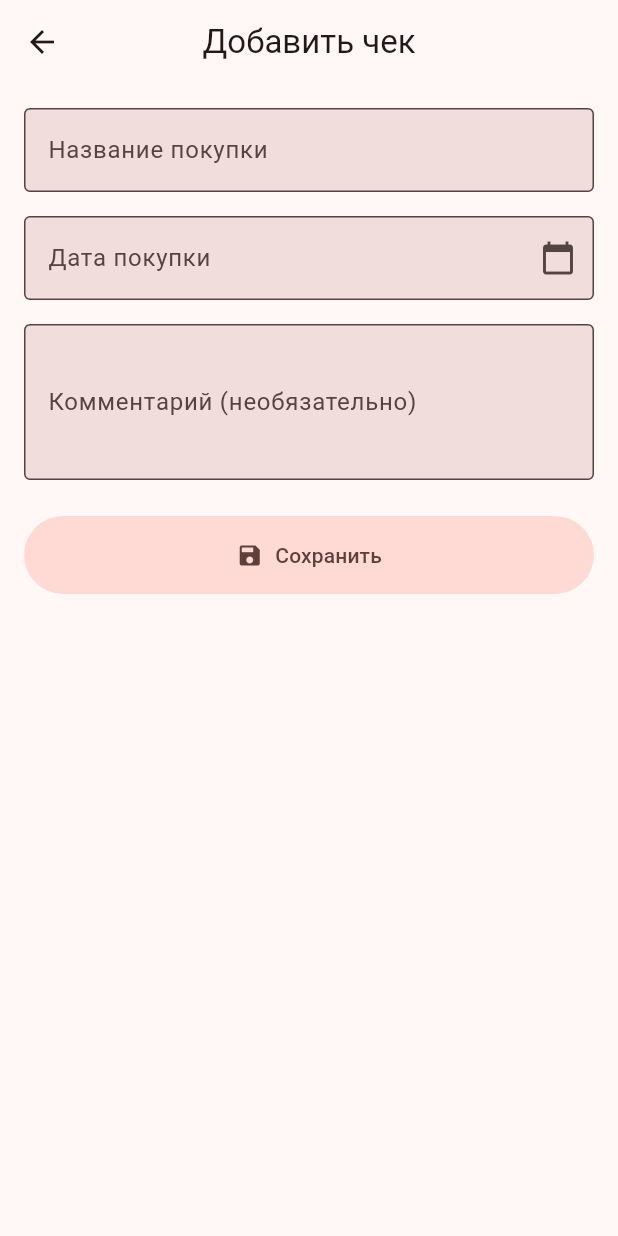
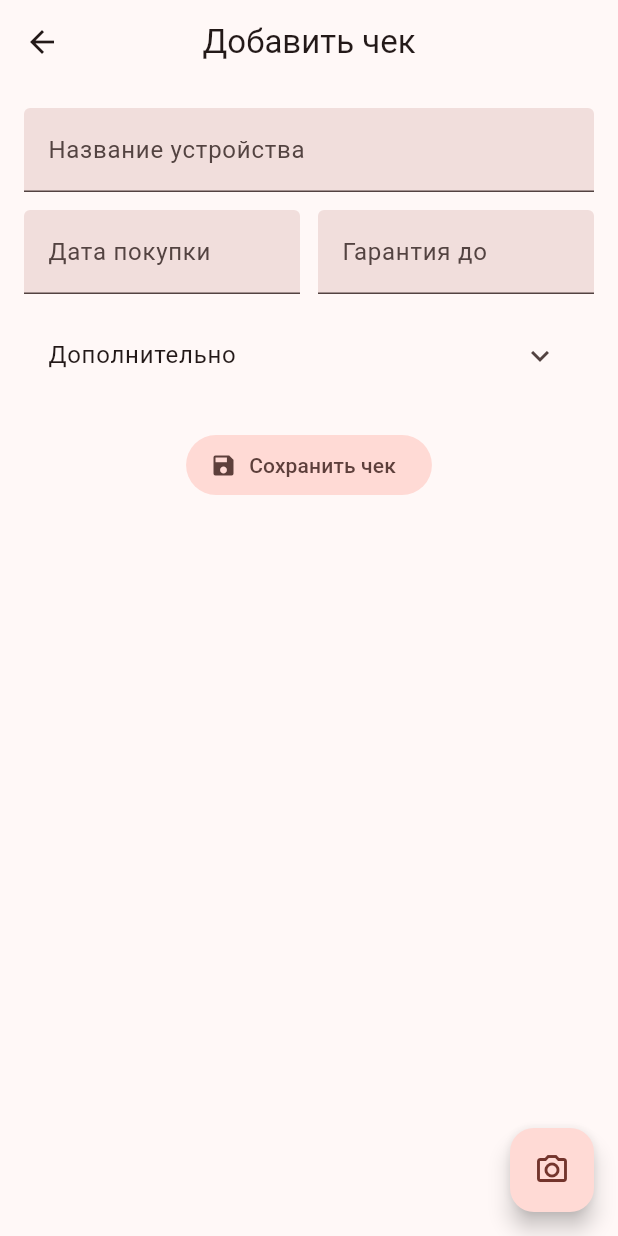
Before and after one commit to KbrYbk/warranty_storage, a Flutter app: the AddReceiptScreen screen opened by its route, on a phone screen of 412 x 824 dp. Run offline on Flutter 3.47's test engine with Material 3 defaults, Android fonts, the phone set to English and light mode, and no system bars; drawn by our look-alikes of dynamic_color; our stand-ins replace image_picker, shared_preferences; accounts and stored records are empty.

Commit message:
add screen update

```diff
--- a/lib/screens/add_receipt_screen.dart
+++ b/lib/screens/add_receipt_screen.dart
@@ -1,4 +1,7 @@
+import 'dart:io';
 import 'package:flutter/material.dart';
+import 'package:image_picker/image_picker.dart';
+import 'package:intl/intl.dart';
 
 class AddReceiptScreen extends StatefulWidget {
   const AddReceiptScreen({super.key});
@@ -11,122 +14,177 @@ class _AddReceiptScreenState extends State<AddReceiptScreen> {
   final _formKey = GlobalKey<FormState>();
   final _titleController = TextEditingController();
   final _dateController = TextEditingController();
+  final _warrantyController = TextEditingController();
+  final _priceController = TextEditingController();
+  final _storeController = TextEditingController();
+  final _categoryController = TextEditingController();
   final _commentController = TextEditingController();
 
-//Когда экран уничтожается (пользователь ушёл с него), нужно очистить контроллеры, чтобы не было утечек памяти.
-  @override
-  void dispose() {
-    _titleController.dispose();
-    _dateController.dispose();
-    _commentController.dispose();
-    super.dispose();
+  XFile? _receiptImage;
+  final ImagePicker _picker = ImagePicker();
+
+  DateTime? _purchaseDate;
+  DateTime? _warrantyDate;
+
+  Future<void> _pickImage() async {
+    final XFile? image =
+    await _picker.pickImage(source: ImageSource.camera, imageQuality: 80);
+    if (image != null) setState(() => _receiptImage = image);
   }
 
-  Future<void> _pickDate() async {
-    final now = DateTime.now();
-    final picked = await showDatePicker(
+  Future<void> _pickDate(TextEditingController controller, DateTime? initialDate,
+      void Function(DateTime) onPicked) async {
+    final DateTime? picked = await showDatePicker(
       context: context,
-      initialDate: DateTime.now(),
+      initialDate: initialDate ?? DateTime.now(),
       firstDate: DateTime(2000),
       lastDate: DateTime(2100),
     );
-//Если пользователь выбрал дату (picked != null), она преобразуется в строку dd.mm.yyyy и записывается в поле _dateController.
     if (picked != null) {
-      _dateController.text = "${picked.day.toString().padLeft(2, '0')}"
-          ".${picked.month.toString().padLeft(2, '0')}"
-          ".${picked.year}";
+      controller.text = DateFormat('dd.MM.yyyy').format(picked);
+      onPicked(picked);
     }
   }
 
   void _saveReceipt() {
     if (_formKey.currentState!.validate()) {
-      final receipt = {
+      final newReceipt = {
         "title": _titleController.text,
         "date": _dateController.text,
+        "warrantyEnd": _warrantyController.text,
+        "price": _priceController.text,
+        "store": _storeController.text,
+        "category": _categoryController.text,
         "comment": _commentController.text,
+        "image": _receiptImage?.path ?? "",
       };
-      Navigator.pop(context, receipt);
+
+      Navigator.pop(context, newReceipt);
+
+      ScaffoldMessenger.of(context).showSnackBar(
+        const SnackBar(content: Text('Чек успешно сохранён!')),
+      );
     }
   }
 
   @override
   Widget build(BuildContext context) {
-    final inputBorder = OutlineInputBorder(
-      borderRadius: BorderRadius.circular(16),
-      borderSide: BorderSide(
-        color: Theme.of(context).colorScheme.outline,
+    return Scaffold(
+      appBar: AppBar(title: const Text("Добавить чек"), centerTitle: true),
+      floatingActionButton: FloatingActionButton(
+        onPressed: _pickImage,
+        child: const Icon(Icons.camera_alt_outlined),
       ),
-    );
-
-    return Scaffold(
-      appBar: AppBar(
-        title: const Text("Добавить чек"),
-        centerTitle: true,
-      ),
-      body: Padding(
+      body: SingleChildScrollView(
         padding: const EdgeInsets.all(16),
         child: Form(
           key: _formKey,
-          child: ListView(
+          child: Column(
             children: [
-              // Название покупки
+              // Основные поля
               TextFormField(
                 controller: _titleController,
                 decoration: const InputDecoration(
-                  labelText: "Название покупки",
+                  labelText: "Название устройства",
                   filled: true,
-                  border: OutlineInputBorder(),
                 ),
-                validator: (value) =>
-                value == null || value.isEmpty ? "Введите название" : null,
+                validator: (val) =>
+                val == null || val.isEmpty ? "Введите название" : null,
               ),
-              const SizedBox(height: 16),
-
-              // Дата покупки
-              GestureDetector(
-                onTap: _pickDate,
-                child: AbsorbPointer(
+              const SizedBox(height: 12),
+              Row(
+                children: [
+                  Expanded(
                     child: TextFormField(
                       controller: _dateController,
+                      readOnly: true,
                       decoration: const InputDecoration(
                         labelText: "Дата покупки",
                         filled: true,
-                      border: OutlineInputBorder(),
-                      suffixIcon: Icon(Icons.calendar_today),
                       ),
-                    validator: (value) =>
-                    value == null || value.isEmpty ? "Выберите дату" : null,
+                      onTap: () => _pickDate(
+                        _dateController,
+                        _purchaseDate,
+                            (picked) => _purchaseDate = picked,
+                      ),
+                      validator: (val) =>
+                      val == null || val.isEmpty ? "Выберите дату" : null,
                     ),
                   ),
+                  const SizedBox(width: 12),
+                  Expanded(
+                    child: TextFormField(
+                      controller: _warrantyController,
+                      readOnly: true,
+                      decoration: const InputDecoration(
+                        labelText: "Гарантия до",
+                        filled: true,
                       ),
-              const SizedBox(height: 16),
-              // Комментарий
+                      onTap: () => _pickDate(
+                        _warrantyController,
+                        _warrantyDate ?? _purchaseDate,
+                            (picked) => _warrantyDate = picked,
+                      ),
+                      validator: (val) => val == null || val.isEmpty
+                          ? "Выберите дату окончания"
+                          : (_purchaseDate != null &&
+                          _warrantyDate != null &&
+                          _warrantyDate!.isBefore(_purchaseDate!)
+                          ? "Гарантия раньше покупки"
+                          : null),
+                    ),
+                  ),
+                ],
+              ),
+              const SizedBox(height: 12),
+
+              // Дополнительные поля
+              ExpansionTile(
+                title: const Text("Дополнительно"),
+                children: [
+                  TextFormField(
+                    controller: _priceController,
+                    keyboardType: TextInputType.number,
+                    decoration: const InputDecoration(
+                      labelText: "Сумма",
+                      filled: true,
+                    ),
+                  ),
+                  const SizedBox(height: 8),
+                  TextFormField(
+                    controller: _storeController,
+                    decoration: const InputDecoration(
+                      labelText: "Магазин",
+                      filled: true,
+                    ),
+                  ),
+                  const SizedBox(height: 8),
+                  TextFormField(
+                    controller: _categoryController,
+                    decoration: const InputDecoration(
+                      labelText: "Категория",
+                      filled: true,
+                    ),
+                  ),
+                  const SizedBox(height: 8),
                   TextFormField(
                     controller: _commentController,
+                    maxLines: 3,
                     decoration: const InputDecoration(
-                  labelText: "Комментарий (необязательно)",
+                      labelText: "Комментарий",
                       filled: true,
-                  border: OutlineInputBorder(),
                     ),
-                maxLines: 3,
                   ),
-              const SizedBox(height: 24),
-
-              // Кнопка Сохранить
-              FilledButton.tonal(
-                onPressed: _saveReceipt,
-                style: FilledButton.styleFrom(
-                  padding: const EdgeInsets.symmetric(vertical: 16),
-                ),
-                child: Row(
-                  mainAxisSize: MainAxisSize.min,
-                  mainAxisAlignment: MainAxisAlignment.center,
-                  children: const [
-                    Icon(Icons.save),
-                    SizedBox(width: 8),
-                    Text("Сохранить"),
+                  const SizedBox(height: 8),
+                  if (_receiptImage != null)
+                    Image.file(File(_receiptImage!.path), height: 150),
                 ],
               ),
+              const SizedBox(height: 20),
+              FilledButton.tonalIcon(
+                icon: const Icon(Icons.save),
+                label: const Text("Сохранить чек"),
+                onPressed: _saveReceipt,
               ),
             ],
           ),
--- a/pubspec.yaml
+++ b/pubspec.yaml
@@ -32,6 +32,8 @@ dependencies:
     sdk: flutter
   dynamic_color: ^1.7.0
   shared_preferences: ^2.2.0
+  intl: ^0.18.1
+  image_picker: ^1.1.1
   # The following adds the Cupertino Icons font to your application.
   # Use with the CupertinoIcons class for iOS style icons.
   cupertino_icons: ^1.0.8
```
Also changed, not shown: pubspec.lock, 5 other files. Lines whose indentation alone changed are shown as unchanged.
